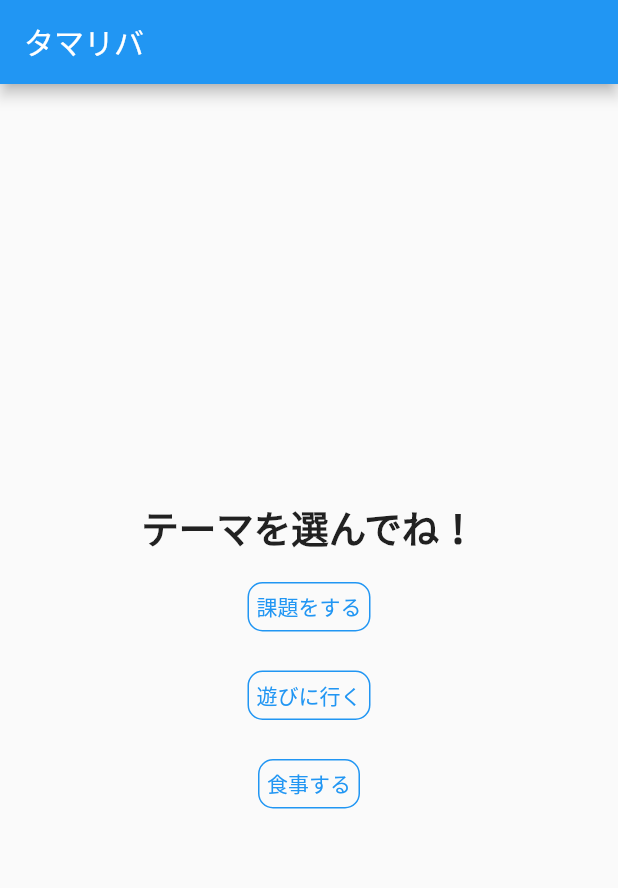
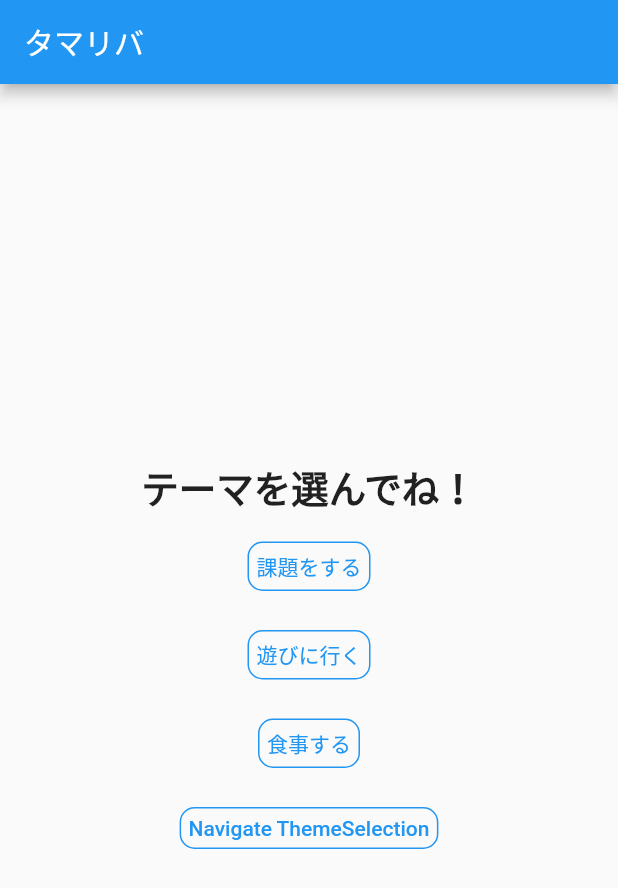
Before and after one commit to enpitut2021/tamariba, a Flutter app: the screen it shows after launch, on a phone screen of 412 x 824 dp. Shown: the top 888 px of the screen. Run offline on Flutter 3.47's test engine with Material 2 defaults, Android fonts, the phone set to English and light mode, and no system bars; our stand-ins replace cloud_firestore, firebase_core, firebase_storage; missing offline and left inert: twitter_login; accounts and stored records are empty; Roboto replaces fonts that are missing (Poppins).

Commit message:
コピペしたエラー出た
Co-authored-by: kota-nakayama329 <kota-nakayama329@users.noreply.github.com>

https://firebase.flutter.dev/docs/firestore/usage#realtime-changes

```diff
--- a/lib/page/home.dart
+++ b/lib/page/home.dart
@@ -136,7 +136,22 @@ class _MyHomePageState extends State<MyHomePage> {
                   child: const Text("食事する"),
                 ),
               ),
-            )
+            ),
+            TextButton(
+              onPressed: () =>
+                  {Navigator.of(context).pushNamed('/theme-selection')},
+              child: Container(
+                margin: EdgeInsets.fromLTRB(0, 10, 0, 0),
+                padding: const EdgeInsets.all(5.0),
+                decoration: BoxDecoration(
+                  border: Border.all(color: Colors.blue),
+                  borderRadius: BorderRadius.circular(10),
+                ),
+                child: Container(
+                  child: const Text("Navigate ThemeSelection"),
+                ),
+              ),
+            ),
           ],
         ),
       ),
```
Also changed, not shown: lib/page/theme-selection.dart (+23 -37 lines).
